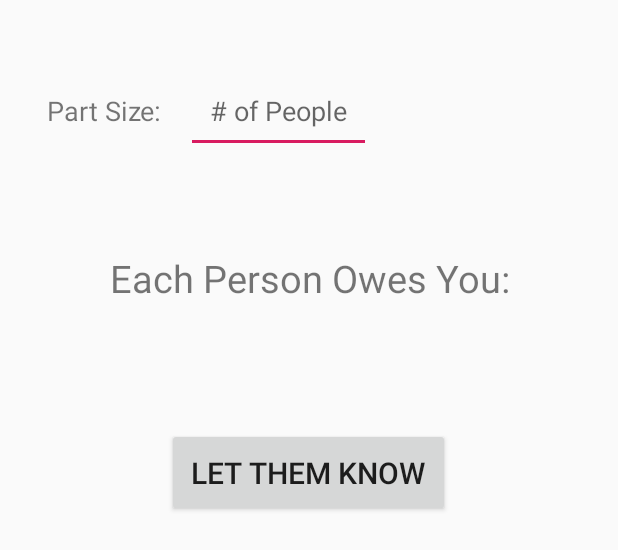
After one commit to soobinchoi54/TipAppAndroid, an Android app: the layout activity_split_bill.xml on its own in the app's theme, with its tools: preview values and no code run, on a phone screen of 412 x 824 dp. The commit adds this screen. Shown: the top 550 px of the screen. Run offline under Robolectric (Android 15) with nearby library versions, the phone set to English and light mode, and no system bars.

Commit message:
added SplitBillActivity with message sender

```diff
--- a/app/src/main/java/com/example/myapplication/MainActivity.java
+++ b/app/src/main/java/com/example/myapplication/MainActivity.java
@@ -19,8 +19,9 @@ public class MainActivity extends AppCompatActivity {
 
 
     public void onNewExperience(View view){
-        DataBaseHelper.addExperience(this, "BCD Tofu", "Irvine", "Korean", "$$", "25$", "15%", "20:00", "-1", "0", "+1");
-        DataBaseHelper.addExperience(this, "HaiDiLao", "Irvine", "Chinese", "$$$$", "100$", "15%", "50:00", "-1", "0", "+1");
+        // TEMP
+        Intent intent = new Intent(this, ExperienceActivity.class);
+        startActivity(intent);
     }
 
     public void onViewPast(View view){
--- /dev/null
+++ b/app/src/main/res/layout/activity_split_bill.xml
@@ -0,0 +1,63 @@
+<?xml version="1.0" encoding="utf-8"?>
+<RelativeLayout
+    xmlns:android="http://schemas.android.com/apk/res/android"
+    xmlns:tools="http://schemas.android.com/tools"
+    android:layout_width="match_parent"
+    android:layout_height="match_parent"
+    android:padding="15dp"
+    tools:context=".SplitBillActivity">
+
+    <TextView
+        android:id="@+id/party_size_tv"
+        android:layout_width="wrap_content"
+        android:layout_height="wrap_content"
+        android:layout_marginTop="30dp"
+        android:padding="16dp"
+        android:textAlignment="center"
+        android:textSize="18dp"
+        android:text="Part Size:"/>
+
+    <EditText
+        android:id="@+id/party_size"
+        android:layout_width="wrap_content"
+        android:layout_height="wrap_content"
+        android:padding="16dp"
+        android:layout_alignBaseline="@id/party_size_tv"
+        android:layout_toRightOf="@id/party_size_tv"
+        android:hint="# of People"/>
+
+    <TextView
+        android:id="@+id/per_person_tv"
+        android:layout_width="wrap_content"
+        android:layout_height="wrap_content"
+        android:padding="16dp"
+        android:layout_marginTop="50dp"
+        android:layout_below="@id/party_size"
+        android:layout_centerInParent="true"
+        android:textAlignment="center"
+        android:textSize="25dp"
+        android:text="Each Person Owes You:"/>
+
+    <TextView
+        android:id="@+id/per_person"
+        android:layout_width="wrap_content"
+        android:layout_height="wrap_content"
+        android:padding="16dp"
+        android:layout_below="@id/per_person_tv"
+        android:layout_centerInParent="true"
+        android:textAlignment="center"
+        android:textSize="25dp"/>
+
+    <Button
+        android:id="@+id/send_msg_button"
+        android:layout_width="wrap_content"
+        android:layout_height="wrap_content"
+        android:layout_below="@id/per_person"
+        android:layout_centerInParent="true"
+        android:padding="16dp"
+        android:textAlignment="center"
+        android:textSize="20dp"
+        android:text="Let them know"
+        android:onClick="onSendMessage"/>
+
+</RelativeLayout>
--- a/app/src/main/res/layout/activity_tip_result.xml
+++ b/app/src/main/res/layout/activity_tip_result.xml
@@ -1,5 +1,6 @@
 <?xml version="1.0" encoding="utf-8"?>
-<RelativeLayout xmlns:android="http://schemas.android.com/apk/res/android"
+<RelativeLayout
+    xmlns:android="http://schemas.android.com/apk/res/android"
     xmlns:tools="http://schemas.android.com/tools"
     android:layout_width="match_parent"
     android:layout_height="match_parent"
--- a/app/src/main/res/values/strings.xml
+++ b/app/src/main/res/values/strings.xml
@@ -9,4 +9,7 @@
     <!--    Soobin-->
     <string name="add_experience">Add an Experience</string>
     <string name="tip_result">Your Bill</string>
+    <string name="split_bill">Split Your Bill</string>
+    <string name="receive_message">Split With Your Friends</string>
+    <string name="chooser">Send message via...</string>
 </resources>
```
Also changed, not shown: app/src/main/java/com/example/myapplication/SplitBillActivity.java (added, +76 -0 lines), app/src/main/java/com/example/myapplication/TipResultActivity.java (+20 -2 lines).
